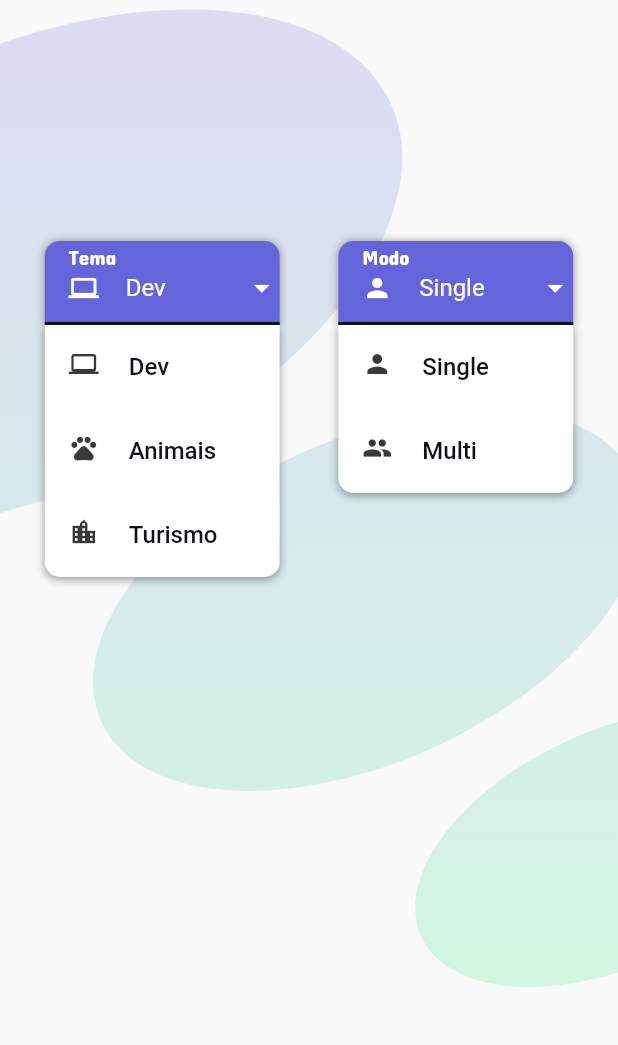
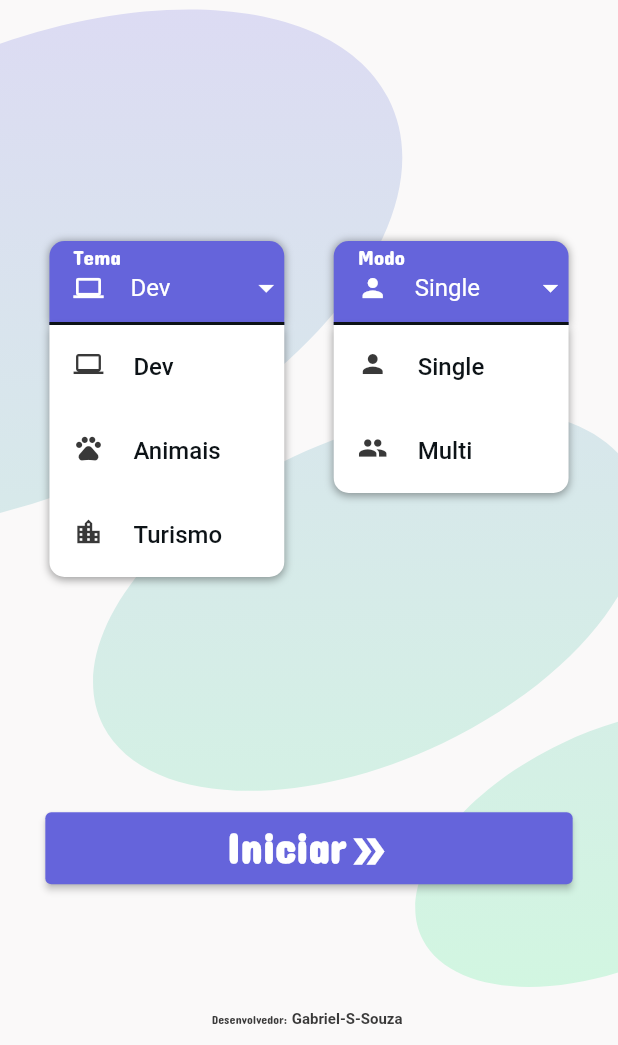
Before and after one commit to Gabriel-S-Souza/memory_game_with_flutter, a Flutter app: the screen it shows after launch, on a phone screen of 412 x 824 dp, the part 191-1236 px from its top. Run offline on Flutter 3.47's test engine with Material 2 defaults, Android fonts, the phone set to English and light mode, and no system bars.

Commit message:
adjusted size of the button and add name of the developer

```diff
--- /dev/null
+++ b/lib/components/custom_main_buttom.dart
@@ -0,0 +1,26 @@
+import 'package:flutter/material.dart';
+
+class CustomMainButton extends StatelessWidget {
+  const CustomMainButton({Key? key}) : super(key: key);
+
+  @override
+  Widget build(BuildContext context) {
+    return SizedBox(
+      height: 48,
+      child: ElevatedButton(
+        child: Row(
+          mainAxisAlignment: MainAxisAlignment.center,
+          crossAxisAlignment: CrossAxisAlignment.end,
+          children: const [
+            Padding(
+              padding: EdgeInsets.only(bottom: 12),
+              child: Text('Iniciar'),
+            ),
+            Icon(Icons.double_arrow, size: 30),
+          ],
+        ),
+        onPressed: () {},
+      ),
+    );
+  }
+}
--- a/lib/main.dart
+++ b/lib/main.dart
@@ -36,6 +36,13 @@ class MyApp extends StatelessWidget {
           onSecondary: const Color(0xFF393939),
         ),
         fontFamily: 'ConcertOne',
+        textTheme: const TextTheme(
+          button: TextStyle(
+            fontSize: 28,
+            fontWeight: FontWeight.w700,
+            color: Color(0xFFFFFFFF),
+          ),
+        )
       ),
       home: const HomeScreen(),
     );
--- a/lib/screens/home_screen.dart
+++ b/lib/screens/home_screen.dart
@@ -1,6 +1,7 @@
 import 'package:flutter/material.dart';
 import 'package:memory_game/components/custom_app_bar.dart';
 import 'package:memory_game/components/custom_background_painter.dart';
+import 'package:memory_game/components/custom_main_buttom.dart';
 import 'package:memory_game/components/custom_menu.dart';
 
 
@@ -20,15 +21,15 @@ class HomeScreen extends StatelessWidget {
       ),
       backgroundColor: Theme.of(context).colorScheme.background,
       body: Stack(
+        alignment: Alignment.center,
         children: [
           CustomBackgroungImage(width: width),
           Padding(
             padding: EdgeInsets.only(top: height * 0.2),
-            child: Container(
+            child: SizedBox(
               width: width,
-              padding: EdgeInsets.only(left: width * 0.025, right: width * 0.025),
               child: Row(
-                mainAxisAlignment: MainAxisAlignment.spaceAround,
+                mainAxisAlignment: MainAxisAlignment.spaceEvenly,
                 children: const [
                   CustomMenu(
                     options: ['Dev', 'Animais', 'Turismo'],
@@ -43,7 +44,40 @@ class HomeScreen extends StatelessWidget {
                 ],
               ),
             ),
-          )
+          ),
+          Positioned(
+            bottom: width * 0.26,
+            child: ConstrainedBox(
+              constraints: BoxConstraints.tightFor(
+                width: width - (((width - (width * 0.78)) / 3) * 2),
+              ),
+              child: const CustomMainButton()
+            ),
+          ),
+          Positioned(
+            bottom: width * 0.026,
+            child: Row(
+              crossAxisAlignment: CrossAxisAlignment.start,
+              children: [
+                RichText(
+                  text: TextSpan(
+                    text: 'Desenvolvedor: ',
+                    style: TextStyle(
+                      fontSize: 8,
+                      color: Theme.of(context).colorScheme.onSecondary,
+                      fontFamily: 'ConcertOne',
+                    ),
+                    children: const <TextSpan>[
+                      TextSpan(text: 'Gabriel-S-Souza ', style: TextStyle(
+                        fontWeight: FontWeight.bold,
+                        fontSize: 10,
+                      )),
+                    ],
+                  ),
+                ),
+              ],
+            )
+          ),
         ],
       ),
     );
--- a/pubspec.yaml
+++ b/pubspec.yaml
@@ -34,7 +34,6 @@ dependencies:
   # The following adds the Cupertino Icons font to your application.
   # Use with the CupertinoIcons class for iOS style icons.
   cupertino_icons: ^1.0.2
-  flutter_svg: ^1.0.3
 
 dev_dependencies:
   flutter_test:
@@ -61,7 +60,6 @@ flutter:
   # To add assets to your application, add an assets section, like this:
   assets:
     - assets/images/man-thinking.png
-    - assets/images/background.svg
   #   - images/a_dot_ham.jpeg
 
   # An image asset can refer to one or more resolution-specific "variants", see
```
Also changed, not shown: assets/images/background.svg (deleted), pubspec.lock.
